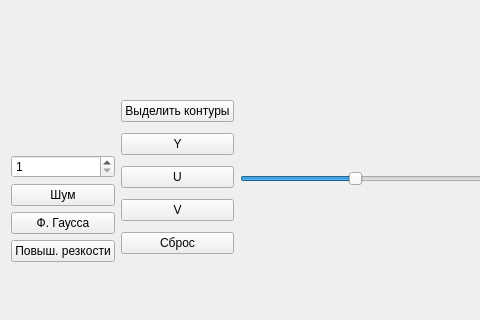
First picture: the form in mainwindow.ui, repository Poletayson/ImageProcessing_1, before the edit; both pictures show x 0 to 480 and y 102 to 422 of the 698 by 548 pixel window.
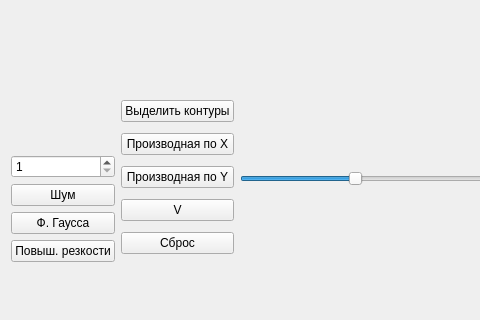
Second picture: the form after the edit.

What changed in the file:
```diff
--- a/mainwindow.ui
+++ b/mainwindow.ui
@@ -88,14 +88,14 @@
         <item>
          <widget class="QPushButton" name="ButtonAquarel">
           <property name="text">
-           <string>Y</string>
+           <string>Производная по X</string>
           </property>
          </widget>
         </item>
         <item>
          <widget class="QPushButton" name="ButtonMy">
           <property name="text">
-           <string>U</string>
+           <string>Производная по Y</string>
           </property>
          </widget>
         </item>
```
Left out of the diff: 4 changed lines with no effect on the pictures.
